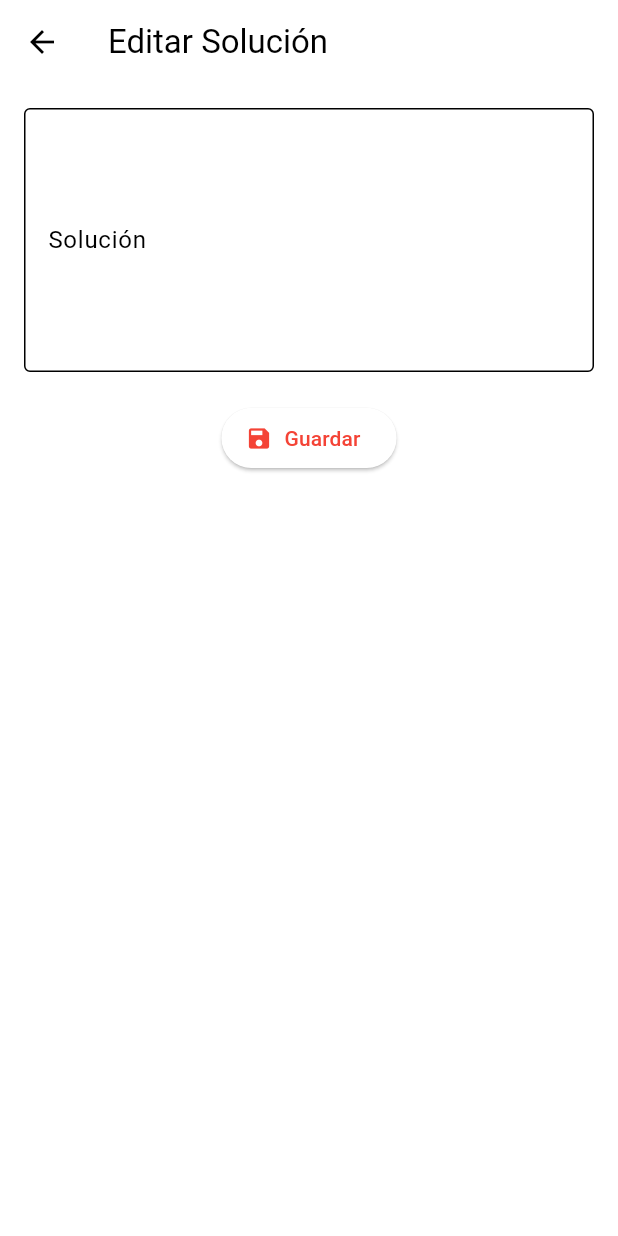
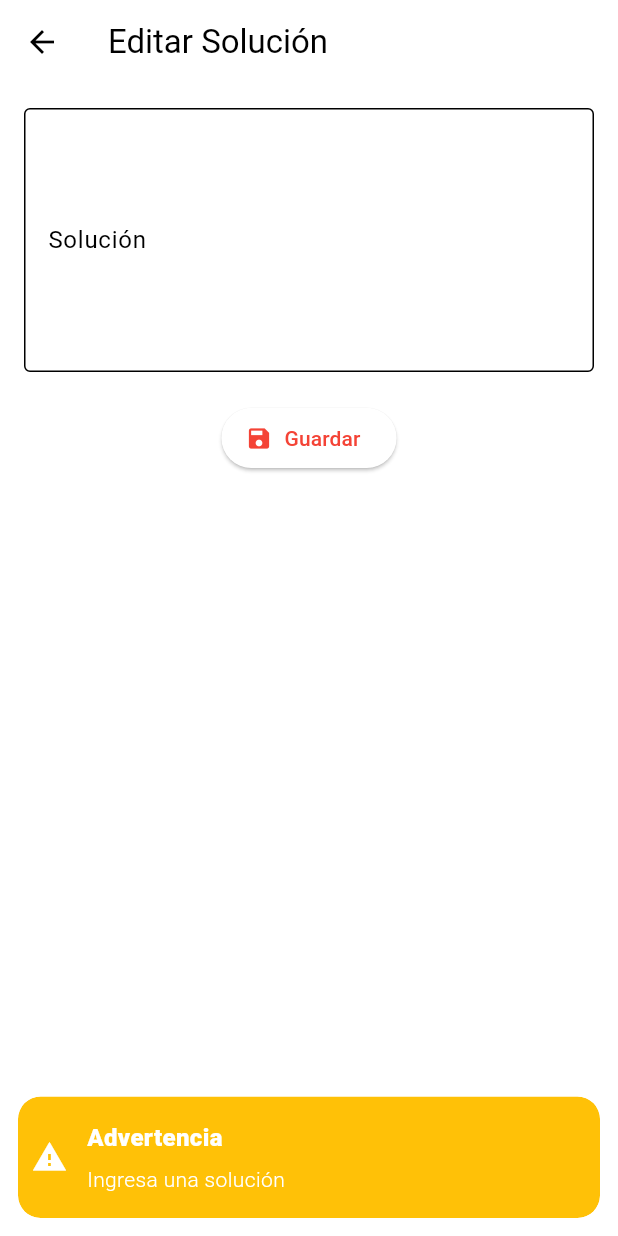
Before and after one commit to JairoHaro93/app-flutter, a Flutter app: the EditarTrabajoPage screen opened directly, after a tap on "Guardar", on a phone screen of 412 x 824 dp. Run offline on Flutter 3.47's test engine with Material 3 defaults, Android fonts, the phone set to English and light mode, and no system bars; our stand-ins replace get, get_storage, socket_io_client; missing offline and left inert: jwt_decode; accounts and stored records are empty; network calls fail.

Commit message:
Mejoras de snackbar

```diff
--- a/lib/main.dart
+++ b/lib/main.dart
@@ -55,7 +55,7 @@ class _MyAppState extends State<MyApp> {
           brightness: Brightness.dark,
           onPrimary: Colors.black,
           onSecondary: Colors.black,
-          error: Colors.grey,
+          error: Color.fromARGB(255, 187, 25, 25),
           onError: Colors.grey,
           surface: Colors.white,
           onSurface: Colors.black,
--- a/lib/src/pages/mi agenda/detalle_trabajo_controller.dart
+++ b/lib/src/pages/mi agenda/detalle_trabajo_controller.dart
@@ -2,6 +2,7 @@ import 'package:get/get.dart';
 import 'package:redecom_app/src/models/trabajo.dart';
 import 'package:redecom_app/src/models/soporte.dart';
 import 'package:redecom_app/src/providers/soporte_provider.dart';
+import 'package:redecom_app/src/utils/snackbar_service.dart';
 
 class DetalleTrabajoController extends GetxController {
   final trabajoSeleccionado = Rxn<Trabajo>();
@@ -38,8 +39,7 @@ class DetalleTrabajoController extends GetxController {
         );
       }
     } catch (e) {
-      Get.snackbar('Error', 'No se pudo cargar el detalle del trabajo');
-      print('❌ Error al cargar detalle del soporte: $e');
+      SnackbarService.error('No se pudo cargar el detalle del trabajo');
     }
   }
 }
--- a/lib/src/pages/mi agenda/editar_trabajo_controller.dart
+++ b/lib/src/pages/mi agenda/editar_trabajo_controller.dart
@@ -1,7 +1,7 @@
 import 'package:get/get.dart';
 import 'package:redecom_app/src/models/trabajo.dart';
 import 'package:redecom_app/src/providers/agenda_provider.dart';
-import 'package:get_storage/get_storage.dart';
+import 'package:redecom_app/src/utils/snackbar_service.dart';
 import 'package:socket_io_client/socket_io_client.dart' as IO;
 import 'package:flutter/material.dart';
 
@@ -34,8 +34,9 @@ class EditarTrabajoController extends GetxController {
   Future<void> guardarSolucion() async {
     final solucion = solucionController.text.trim();
 
-    if (trabajo.id == null || solucion.isEmpty) {
-      Get.snackbar('Campo obligatorio', 'Ingresa una solución');
+    if (solucion.isEmpty) {
+      SnackbarService.warning('Ingresa una solución');
+
       return;
     }
 
@@ -55,9 +56,8 @@ class EditarTrabajoController extends GetxController {
       socket.emit('trabajoCulminado');
 
       Get.offAllNamed('/tecnico/mi-agenda');
-      //Get.snackbar('Éxito', '✅ Trabajo actualizado correctamente');
     } catch (e) {
-      Get.snackbar('Error', '❌ No se pudo guardar la solución');
+      SnackbarService.error('❌ No se pudo guardar la solución');
     } finally {
       isSaving.value = false;
     }
--- /dev/null
+++ b/lib/src/utils/snackbar_service.dart
@@ -0,0 +1,53 @@
+import 'package:flutter/material.dart';
+import 'package:get/get.dart';
+
+enum SnackbarType { success, warning, error }
+
+class SnackbarService {
+  static void show(
+    String title,
+    String message, {
+    SnackbarType type = SnackbarType.success,
+  }) {
+    final Color bgColor;
+    final IconData icon;
+
+    switch (type) {
+      case SnackbarType.success:
+        bgColor = Colors.green;
+        icon = Icons.check_circle;
+        break;
+      case SnackbarType.warning:
+        bgColor = Colors.amber;
+        icon = Icons.warning;
+        break;
+      case SnackbarType.error:
+        bgColor = Colors.red;
+        icon = Icons.error;
+        break;
+    }
+
+    Get.snackbar(
+      title,
+      message,
+      icon: Icon(icon, color: Colors.white),
+      backgroundColor: bgColor,
+      colorText: Colors.white,
+      snackPosition: SnackPosition.BOTTOM,
+      margin: const EdgeInsets.all(12),
+      duration: const Duration(seconds: 3),
+    );
+  }
+
+  static void success(String message) {
+    show('Éxito', message, type: SnackbarType.success);
+  }
+
+  static void warning(String message) {
+    show('Advertencia', message, type: SnackbarType.warning);
+  }
+
+  static void error(String message) {
+    show('Error', message, type: SnackbarType.error);
+  }
+}
```
Also changed, not shown: lib/src/pages/home/home_controller.dart (+2 -6 lines), lib/src/pages/login/login_controller.dart (+6 -24 lines), lib/src/pages/mi agenda/detalle_trabajo_page.dart (+4 -4 lines), lib/src/pages/mi agenda/mi_agenda_controller.dart (+27 -18 lines), lib/src/pages/mi agenda/mi_agenda_page.dart (+8 -1 lines), lib/src/pages/perfil/perfil_info_controller.dart (+2 -6 lines), lib/src/providers/agenda_provider.dart (+2 -9 lines), lib/src/providers/login_provider.dart (+3 -6 lines).
